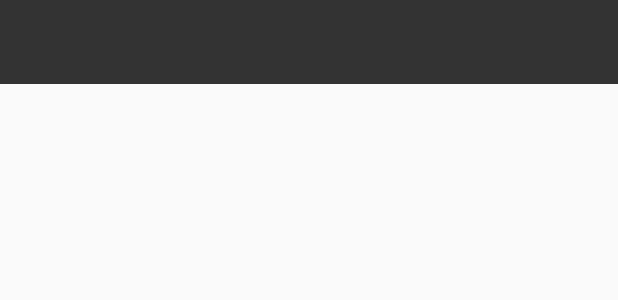
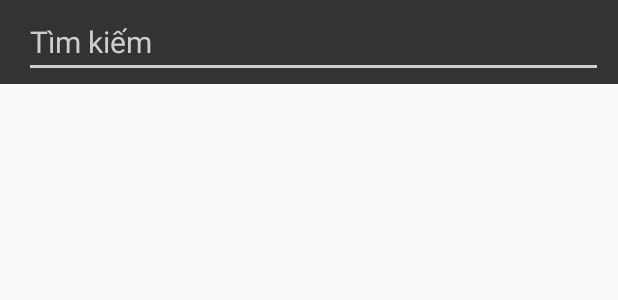
Before and after one commit to srinnix1395/MusicPlayer, an Android app: the layout fragment_search.xml on its own in the app's theme, with its tools: preview values and no code run, on a phone screen of 412 x 824 dp. Shown: the top 300 px of the screen. Run offline under Robolectric (Android 15) with nearby library versions, the phone set to English and light mode, and no system bars.

Commit message:
notification, ui

```diff
--- a/app/src/main/java/com/example/sev_user/musicplayer/fragment/ArtistFragment.java
+++ b/app/src/main/java/com/example/sev_user/musicplayer/fragment/ArtistFragment.java
@@ -110,10 +110,8 @@ public class ArtistFragment extends android.support.v4.app.Fragment {
 
     private ArrayList<Object> reverseList() {
         ArrayList<Object> newList = new ArrayList<>();
-        newList.add(artistArrayList.get(0));
 
-
-        for (int i = artistArrayList.size() - 1, pivot = 1, j = 1; i > 0; i--) {
+        for (int i = artistArrayList.size() - 1, pivot = 0, j = 0; i >= 0; i--) {
             newList.add(pivot, artistArrayList.get(i));
             j++;
             if (artistArrayList.get(i) instanceof String) {
--- a/app/src/main/res/layout/fragment_detail_album.xml
+++ b/app/src/main/res/layout/fragment_detail_album.xml
@@ -13,6 +13,7 @@
         android:background="@color/colorPrimary"/>
 
     <LinearLayout
+        android:id="@+id/layoutInfo"
         android:layout_width="match_parent"
         android:layout_height="0dp"
         android:layout_weight="2.5"
--- a/app/src/main/res/layout/fragment_search.xml
+++ b/app/src/main/res/layout/fragment_search.xml
@@ -1,10 +1,9 @@
 <?xml version="1.0" encoding="utf-8"?>
 <LinearLayout xmlns:android="http://schemas.android.com/apk/res/android"
-    xmlns:app="http://schemas.android.com/apk/res-auto"
-    android:layout_width="match_parent"
-    android:layout_height="match_parent"
-    android:background="@color/colorWhiteFade"
-    android:orientation="vertical">
+              android:layout_width="match_parent"
+              android:layout_height="match_parent"
+              android:background="@color/colorWhiteFade"
+              android:orientation="vertical">
 
     <android.support.v7.widget.Toolbar
         android:id="@+id/toolbar"
@@ -12,27 +11,20 @@
         android:layout_height="wrap_content"
         android:background="@color/colorPrimary">
 
-        <!--<ImageView-->
-            <!--android:id="@+id/imvBack"-->
-            <!--android:layout_width="44dp"-->
-            <!--android:layout_height="44dp"-->
-            <!--android:layout_marginEnd="10dp"-->
-            <!--android:background="@drawable/ripple_effect"-->
-            <!--android:scaleType="center"-->
-            <!--android:src="@drawable/ic_back"-->
-            <!--app:theme="@style/MyCustomEditText" />-->
-
-        <!--<EditText-->
-            <!--android:id="@+id/etSearch"-->
-            <!--android:layout_width="match_parent"-->
-            <!--android:layout_height="wrap_content"-->
-            <!--android:layout_marginEnd="10dp"-->
-            <!--android:textColor="@android:color/white"-->
-            <!--android:theme="@style/MyCustomEditText" />-->
+        <EditText
+            android:id="@+id/etSearch"
+            android:theme="@style/MyCustomEditText"
+            android:layout_width="match_parent"
+            android:layout_height="wrap_content"
+            android:layout_marginRight="10dp"
+            android:hint="@string/search"
+            android:textColor="#fff"
+            android:textColorHint="@color/colorGray"
+            android:textSize="20sp"/>
     </android.support.v7.widget.Toolbar>
 
     <android.support.v7.widget.RecyclerView
         android:id="@+id/recyclerView"
         android:layout_width="match_parent"
-        android:layout_height="match_parent" />
+        android:layout_height="match_parent"/>
 </LinearLayout>
--- a/app/src/main/res/menu/menu_toolbar_has_search.xml
+++ b/app/src/main/res/menu/menu_toolbar_has_search.xml
@@ -6,7 +6,7 @@
         android:icon="@drawable/ic_search"
         android:title="@string/search"
         app:actionViewClass="android.support.v7.widget.SearchView"
-        app:showAsAction="ifRoom" />
+        app:showAsAction="always" />
     <item
         android:id="@+id/miPlayShuffle"
         android:title="@string/playShuffle"
--- a/app/src/main/res/values/strings.xml
+++ b/app/src/main/res/values/strings.xml
@@ -1,6 +1,6 @@
 <resources>
     <string name="app_name">MusicPlayer</string>
-    <string name="search">Search</string>
+    <string name="search">Tìm kiếm</string>
     <string name="playShuffle">Phát ngẫu nhiên tất cả</string>
     <string name="setting">Cài đặt</string>
     <string name="playShuffleAll">Phát ngẫu nhiên tất cả</string>
--- a/app/src/main/res/values/styles.xml
+++ b/app/src/main/res/values/styles.xml
@@ -31,9 +31,11 @@
     <!--style icon menu overflow-->
 
 
-    <style name="MyCustomEditText">
-        <item name="colorControlNormal">#c5c5c5</item>
-        <item name="colorControlActivated">@color/colorAccent</item>
-        <item name="colorControlHighlight">@color/colorAccent</item>
+    <style name="MyCustomEditText" parent="AppTheme">
+        <item name="colorControlNormal">@color/colorGray</item>
+        <item name="colorControlActivated">@color/colorGray</item>
+        <item name="colorControlHighlight">@color/colorGray</item>
     </style>
+
+
 </resources>
```
Also changed, not shown: app/src/main/java/com/example/sev_user/musicplayer/activity/MainActivity.java (+51 -30 lines), app/src/main/java/com/example/sev_user/musicplayer/fragment/DetailAlbumFragment.java (+8 -1 lines), app/src/main/java/com/example/sev_user/musicplayer/fragment/DetailArtistFragment.java (+7 -0 lines), app/src/main/java/com/example/sev_user/musicplayer/fragment/SearchFragment.java (+33 -15 lines), app/src/main/java/com/example/sev_user/musicplayer/fragment/SongFragment.java (+17 -8 lines), app/src/main/java/com/example/sev_user/musicplayer/manager/MediaManager.java (+8 -0 lines), app/src/main/java/com/example/sev_user/musicplayer/service/MusicService.java (+10 -1 lines), app/src/main/res/anim/fade_in.xml (added, +7 -0 lines), app/src/main/res/anim/fade_out.xml (added, +7 -0 lines).
